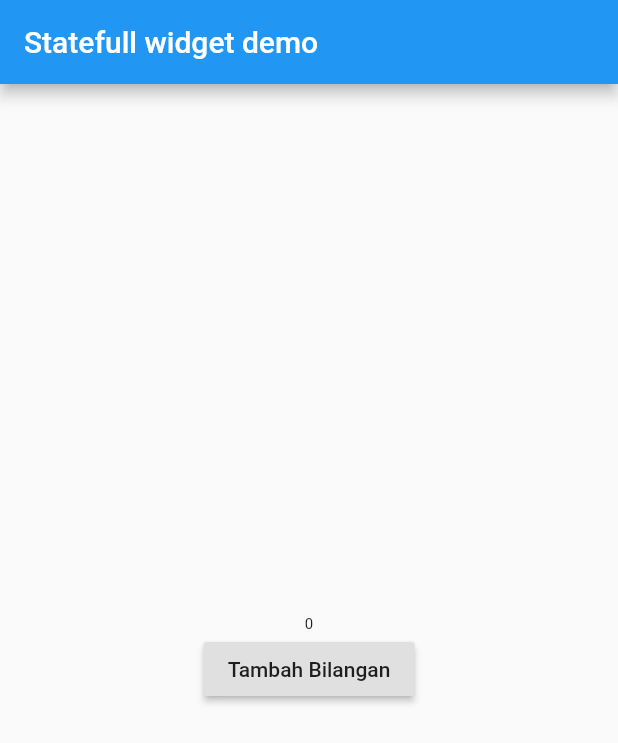
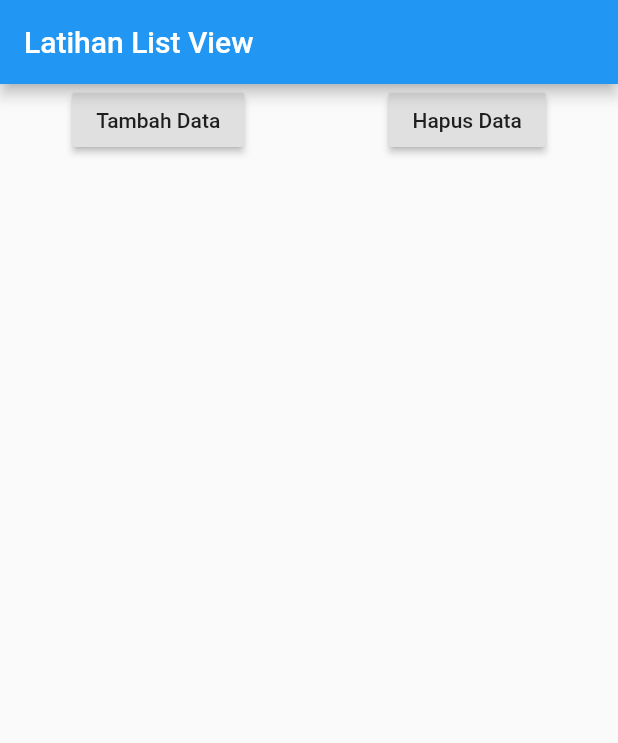
Before and after one commit to BayuSwari01/belajar-flutter-kelompok-2, a Flutter app: the screen it shows after launch, on a phone screen of 412 x 824 dp. Shown: the top 743 px of the screen. Run offline on Flutter 3.47's test engine with Material 2 defaults, Android fonts, the phone set to English and light mode, and no system bars.

Commit message:
latihan ListView

```diff
--- a/lib/main.dart
+++ b/lib/main.dart
@@ -12,31 +12,40 @@ class MyApp extends StatefulWidget {
 }
 
 class _MyAppState extends State<MyApp> {
-  int number = 0;
-  void tekanTombol() {
-    setState(() {
-      number += 1;
-    });
-  }
+  List<Widget> widgets = [];
+  int counter = 1;
 
   @override
   Widget build(BuildContext context) {
     return MaterialApp(
       home: Scaffold(
         appBar: AppBar(
-          title: Text("Statefull widget demo"),
+          title: Text("Latihan List View"),
         ),
-        body: Center(
-          child: Column(
-            mainAxisAlignment: MainAxisAlignment.center,
-            children: <Widget>[
-              Text(number.toString(), style: TextStyle(fontSize: 10 + number.toDouble(),),),
-              RaisedButton(
-                child: Text("Tambah Bilangan"),
-                onPressed: tekanTombol,
-              )
-            ],
-          )
+        body: ListView(
+          children: <Widget>[
+            Row(
+              mainAxisAlignment: MainAxisAlignment.spaceAround,
+              children: <Widget>[
+                RaisedButton(child: Text("Tambah Data"), onPressed: () {
+                  setState(() {
+                    widgets.add(Text("Data ke-" + counter.toString(), style: TextStyle(fontSize: 35),));
+                    counter++;
+                  });
+                }),
+                RaisedButton(child: Text("Hapus Data"), onPressed: () {
+                  setState(() {
+                    widgets.removeLast();
+                    counter--;
+                  });
+                }),
+              ],
+            ),
+            Column(
+              crossAxisAlignment: CrossAxisAlignment.start,
+              children: widgets,
+            )
+          ]
         ),
       ),
     );
```
